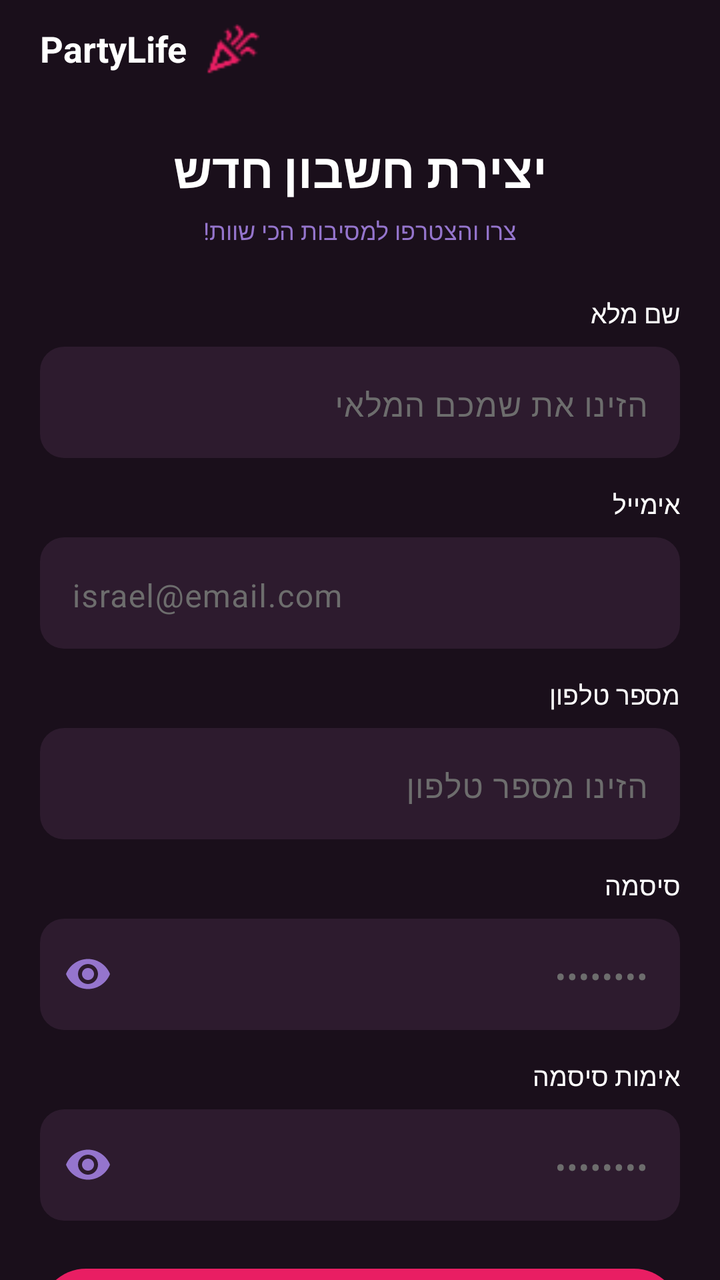
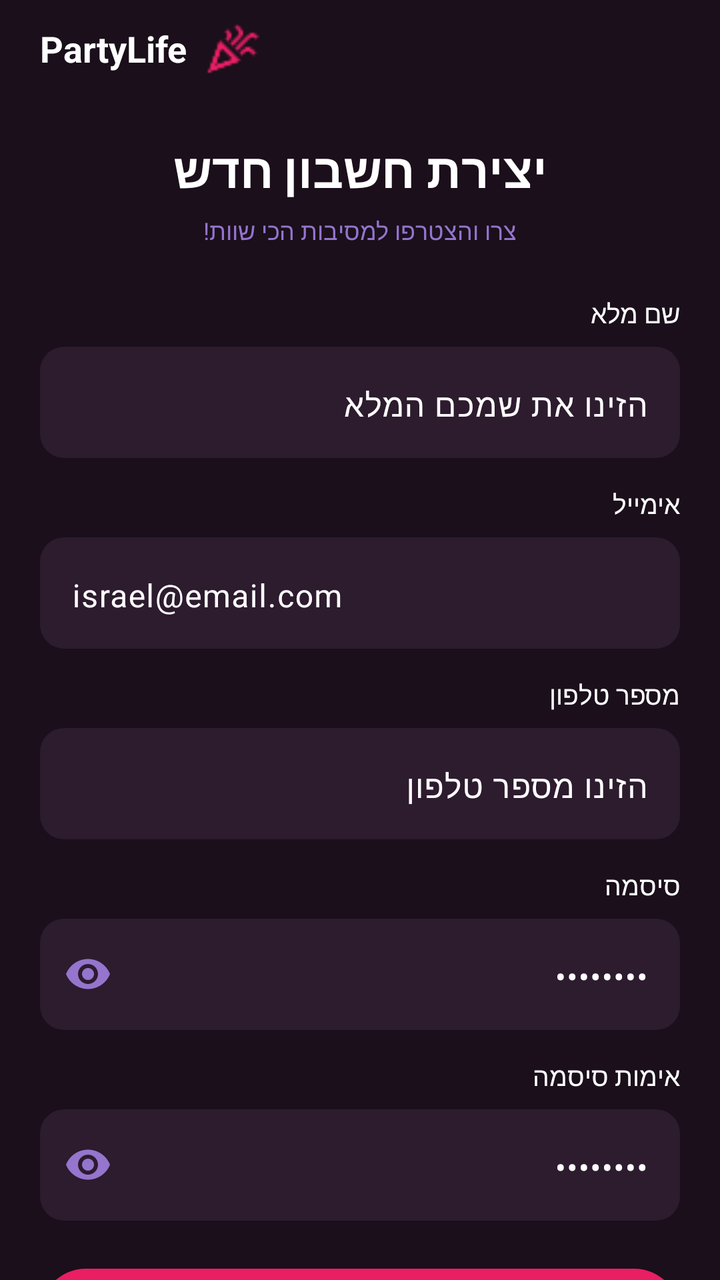

Before-and-after screenshots of an Android layout around one commit, followed by the original layout XML and the change that was made.
<!-- AndroidManifest.xml: application theme Theme.PartyLife -->
<!-- res/layout/activity_register_page.xml -->
<?xml version="1.0" encoding="utf-8"?>
<ScrollView xmlns:android="http://schemas.android.com/apk/res/android"
    xmlns:app="http://schemas.android.com/apk/res-auto"
    android:layout_width="match_parent"
    android:layout_height="match_parent"
    android:background="#1A0F1B"
    android:fillViewport="true"
    android:id="@+id/registerpage"
    android:scrollbars="none">

    <androidx.constraintlayout.widget.ConstraintLayout
        android:layout_width="match_parent"
        android:layout_height="wrap_content"
        android:paddingStart="20dp"
        android:paddingEnd="20dp"
        android:paddingTop="12dp"
        android:paddingBottom="32dp"
        android:layoutDirection="rtl">

        
        <TextView
            android:id="@+id/tvAppTitle"
            android:layout_width="wrap_content"
            android:layout_height="wrap_content"
            android:text="PartyLife"
            android:textColor="#FFFFFF"
            android:textSize="18sp"
            android:textStyle="bold"
            app:layout_constraintEnd_toEndOf="parent"
            app:layout_constraintTop_toTopOf="parent" />

        <ImageView
            android:id="@+id/ivAppIcon"
            android:layout_width="28dp"
            android:layout_height="28dp"
            android:layout_marginEnd="8dp"
            android:src="@drawable/logo"
            app:layout_constraintBottom_toBottomOf="@id/tvAppTitle"
            app:layout_constraintEnd_toStartOf="@id/tvAppTitle"
            app:layout_constraintTop_toTopOf="@id/tvAppTitle"
            app:tint="#E91E63" />

        
        <TextView
            android:id="@+id/tvTitle"
            android:layout_width="0dp"
            android:layout_height="wrap_content"
            android:layout_marginTop="32dp"
            android:text="יצירת חשבון חדש"
            android:textColor="#FFFFFF"
            android:textSize="24sp"
            android:textStyle="bold"
            android:gravity="center"
            app:layout_constraintEnd_toEndOf="parent"
            app:layout_constraintStart_toStartOf="parent"
            app:layout_constraintTop_toBottomOf="@id/tvAppTitle" />

        <TextView
            android:id="@+id/tvSubtitle"
            android:layout_width="0dp"
            android:layout_height="wrap_content"
            android:layout_marginTop="6dp"
            android:text="צרו והצטרפו למסיבות הכי שוות!"
            android:textColor="#9575CD"
            android:textSize="12sp"
            android:gravity="center"
            app:layout_constraintEnd_toEndOf="parent"
            app:layout_constraintStart_toStartOf="parent"
            app:layout_constraintTop_toBottomOf="@id/tvTitle" />

        
        <TextView
            android:id="@+id/tvNameLabel"
            android:layout_width="0dp"
            android:layout_height="wrap_content"
            android:layout_marginTop="24dp"
            android:text="שם מלא"
            android:textColor="#FFFFFF"
            android:textSize="13sp"
            android:gravity="start"
            app:layout_constraintEnd_toEndOf="parent"
            app:layout_constraintStart_toStartOf="parent"
            app:layout_constraintTop_toBottomOf="@id/tvSubtitle" />

        <com.google.android.material.textfield.TextInputLayout
            android:id="@+id/tilFullName"
            android:layout_width="0dp"
            android:layout_height="wrap_content"
            android:layout_marginTop="8dp"
            android:hint="הזינו את שמכם המלאי"
            android:textColorHint="#6D6D6D"
            app:boxBackgroundColor="#2D1B2E"
            app:boxBackgroundMode="filled"
            app:boxCornerRadiusBottomEnd="12dp"
            app:boxCornerRadiusBottomStart="12dp"
            app:boxCornerRadiusTopEnd="12dp"
            app:boxCornerRadiusTopStart="12dp"
            app:boxStrokeWidth="0dp"
            app:hintTextColor="#6D6D6D"
            app:layout_constraintEnd_toEndOf="parent"
            app:layout_constraintStart_toStartOf="parent"
            app:layout_constraintTop_toBottomOf="@id/tvNameLabel">

            <com.google.android.material.textfield.TextInputEditText
                android:id="@+id/etFullName"
                android:layout_width="match_parent"
                android:layout_height="wrap_content"
                android:inputType="textPersonName"
                android:textColor="#FFFFFF"
                android:textColorHint="#6D6D6D"
                android:gravity="start" />

        </com.google.android.material.textfield.TextInputLayout>

        
        <TextView
            android:id="@+id/tvEmailLabel"
            android:layout_width="0dp"
            android:layout_height="wrap_content"
            android:layout_marginTop="14dp"
            android:text="אימייל"
            android:textColor="#FFFFFF"
            android:textSize="13sp"
            android:gravity="start"
            app:layout_constraintEnd_toEndOf="parent"
            app:layout_constraintStart_toStartOf="parent"
            app:layout_constraintTop_toBottomOf="@id/tilFullName" />

        <com.google.android.material.textfield.TextInputLayout
            android:id="@+id/tilEmail"
            android:layout_width="0dp"
            android:layout_height="wrap_content"
            android:layout_marginTop="8dp"
            android:hint="israel@email.com"
            android:textColorHint="#6D6D6D"
            app:boxBackgroundColor="#2D1B2E"
            app:boxBackgroundMode="filled"
            app:boxCornerRadiusBottomEnd="12dp"
            app:boxCornerRadiusBottomStart="12dp"
            app:boxCornerRadiusTopEnd="12dp"
            app:boxCornerRadiusTopStart="12dp"
            app:boxStrokeWidth="0dp"
            app:hintTextColor="#6D6D6D"
            app:layout_constraintEnd_toEndOf="parent"
            app:layout_constraintStart_toStartOf="parent"
            app:layout_constraintTop_toBottomOf="@id/tvEmailLabel">

            <com.google.android.material.textfield.TextInputEditText
                android:id="@+id/etEmail"
                android:layout_width="match_parent"
                android:layout_height="wrap_content"
                android:inputType="textEmailAddress"
                android:textColor="#FFFFFF"
                android:textColorHint="#6D6D6D"
                android:gravity="start" />

        </com.google.android.material.textfield.TextInputLayout>

        
        <TextView
            android:id="@+id/tvPhoneLabel"
            android:layout_width="0dp"
            android:layout_height="wrap_content"
            android:layout_marginTop="14dp"
            android:text="מספר טלפון"
            android:textColor="#FFFFFF"
            android:textSize="13sp"
            android:gravity="start"
            app:layout_constraintEnd_toEndOf="parent"
            app:layout_constraintStart_toStartOf="parent"
            app:layout_constraintTop_toBottomOf="@id/tilEmail" />

        <com.google.android.material.textfield.TextInputLayout
            android:id="@+id/tilPhone"
            android:layout_width="0dp"
            android:layout_height="wrap_content"
            android:layout_marginTop="8dp"
            android:hint="הזינו מספר טלפון"
            android:textColorHint="#6D6D6D"
            app:boxBackgroundColor="#2D1B2E"
            app:boxBackgroundMode="filled"
            app:boxCornerRadiusBottomEnd="12dp"
            app:boxCornerRadiusBottomStart="12dp"
            app:boxCornerRadiusTopEnd="12dp"
            app:boxCornerRadiusTopStart="12dp"
            app:boxStrokeWidth="0dp"
            app:hintTextColor="#6D6D6D"
            app:layout_constraintEnd_toEndOf="parent"
            app:layout_constraintStart_toStartOf="parent"
            app:layout_constraintTop_toBottomOf="@id/tvPhoneLabel">

            <com.google.android.material.textfield.TextInputEditText
                android:id="@+id/etPhone"
                android:layout_width="match_parent"
                android:layout_height="wrap_content"
                android:inputType="phone"
                android:textColor="#FFFFFF"
                android:textColorHint="#6D6D6D"
                android:gravity="start" />

        </com.google.android.material.textfield.TextInputLayout>

        
        <TextView
            android:id="@+id/tvPasswordLabel"
            android:layout_width="0dp"
            android:layout_height="wrap_content"
            android:layout_marginTop="14dp"
            android:text="סיסמה"
            android:textColor="#FFFFFF"
            android:textSize="13sp"
            android:gravity="start"
            app:layout_constraintEnd_toEndOf="parent"
            app:layout_constraintStart_toStartOf="parent"
            app:layout_constraintTop_toBottomOf="@id/tilPhone" />

        <com.google.android.material.textfield.TextInputLayout
            android:id="@+id/tilPassword"
            android:layout_width="0dp"
            android:layout_height="wrap_content"
            android:layout_marginTop="8dp"
            android:hint="••••••••"
            android:textColorHint="#6D6D6D"
            app:boxBackgroundColor="#2D1B2E"
            app:boxBackgroundMode="filled"
            app:boxCornerRadiusBottomEnd="12dp"
            app:boxCornerRadiusBottomStart="12dp"
            app:boxCornerRadiusTopEnd="12dp"
            app:boxCornerRadiusTopStart="12dp"
            app:boxStrokeWidth="0dp"
            app:endIconMode="password_toggle"
            app:endIconTint="#9575CD"
            app:hintTextColor="#6D6D6D"
            app:layout_constraintEnd_toEndOf="parent"
            app:layout_constraintStart_toStartOf="parent"
            app:layout_constraintTop_toBottomOf="@id/tvPasswordLabel">

            <com.google.android.material.textfield.TextInputEditText
                android:id="@+id/etPassword"
                android:layout_width="match_parent"
                android:layout_height="wrap_content"
                android:inputType="textPassword"
                android:textColor="#FFFFFF"
                android:textColorHint="#6D6D6D"
                android:gravity="start" />

        </com.google.android.material.textfield.TextInputLayout>

        
        <TextView
            android:id="@+id/tvConfirmPasswordLabel"
            android:layout_width="0dp"
            android:layout_height="wrap_content"
            android:layout_marginTop="14dp"
            android:text="אימות סיסמה"
            android:textColor="#FFFFFF"
            android:textSize="13sp"
            android:gravity="start"
            app:layout_constraintEnd_toEndOf="parent"
            app:layout_constraintStart_toStartOf="parent"
            app:layout_constraintTop_toBottomOf="@id/tilPassword" />

        <com.google.android.material.textfield.TextInputLayout
            android:id="@+id/tilConfirmPassword"
            android:layout_width="0dp"
            android:layout_height="wrap_content"
            android:layout_marginTop="8dp"
            android:hint="••••••••"
            android:textColorHint="#6D6D6D"
            app:boxBackgroundColor="#2D1B2E"
            app:boxBackgroundMode="filled"
            app:boxCornerRadiusBottomEnd="12dp"
            app:boxCornerRadiusBottomStart="12dp"
            app:boxCornerRadiusTopEnd="12dp"
            app:boxCornerRadiusTopStart="12dp"
            app:boxStrokeWidth="0dp"
            app:endIconMode="password_toggle"
            app:endIconTint="#9575CD"
            app:hintTextColor="#6D6D6D"
            app:layout_constraintEnd_toEndOf="parent"
            app:layout_constraintStart_toStartOf="parent"
            app:layout_constraintTop_toBottomOf="@id/tvConfirmPasswordLabel">

            <com.google.android.material.textfield.TextInputEditText
                android:id="@+id/etConfirmPassword"
                android:layout_width="match_parent"
                android:layout_height="wrap_content"
                android:inputType="textPassword"
                android:textColor="#FFFFFF"
                android:textColorHint="#6D6D6D"
                android:gravity="start" />

        </com.google.android.material.textfield.TextInputLayout>

        
        <com.google.android.material.button.MaterialButton
            android:id="@+id/btnRegister"
            android:layout_width="0dp"
            android:layout_height="54dp"
            android:layout_marginTop="20dp"
            android:text="הרשמה"
            android:textColor="#FFFFFF"
            android:textSize="16sp"
            android:textStyle="bold"
            app:backgroundTint="#E91E63"
            app:cornerRadius="27dp"
            app:layout_constraintEnd_toEndOf="parent"
            app:layout_constraintStart_toStartOf="parent"
            app:layout_constraintTop_toBottomOf="@id/tilConfirmPassword" />

        
        <TextView
            android:id="@+id/tvLoginLink"
            android:layout_width="wrap_content"
            android:layout_height="wrap_content"
            android:layout_marginTop="14dp"
            android:layout_marginBottom="20dp"
            android:text="כבר יש לכם/ן חשבון? התחברו ✓"
            android:textColor="#9575CD"
            android:textSize="13sp"
            app:layout_constraintEnd_toEndOf="parent"
            app:layout_constraintStart_toStartOf="parent"
            app:layout_constraintTop_toBottomOf="@id/btnRegister" />

    </androidx.constraintlayout.widget.ConstraintLayout>

</ScrollView>
<!-- resources referenced by this layout -->
<resources>
  <!-- drawable logo: png bitmap (drawable, 761 bytes) -->
  <style name="Theme.PartyLife" parent="Base.Theme.PartyLife" />
  <style name="Base.Theme.PartyLife" parent="Theme.Material3.DayNight.NoActionBar">
          
          
  
      </style>
</resources>

<!-- the commit's change to res/layout/activity_register_page.xml (unified diff, before → after) -->
@@ -84,19 +84,18 @@
 
         <com.google.android.material.textfield.TextInputLayout
             android:id="@+id/tilFullName"
-            android:layout_width="0dp"
-            android:layout_height="wrap_content"
-            android:layout_marginTop="8dp"
-            android:hint="הזינו את שמכם המלאי"
-            android:textColorHint="#6D6D6D"
-            app:boxBackgroundColor="#2D1B2E"
-            app:boxBackgroundMode="filled"
-            app:boxCornerRadiusBottomEnd="12dp"
-            app:boxCornerRadiusBottomStart="12dp"
-            app:boxCornerRadiusTopEnd="12dp"
-            app:boxCornerRadiusTopStart="12dp"
-            app:boxStrokeWidth="0dp"
-            app:hintTextColor="#6D6D6D"
+            style="@style/ThemeOverlay.App.TextInputLayout.WhiteText"
+            android:layout_width="0dp"
+            android:layout_height="wrap_content"
+            android:layout_marginTop="8dp"
+            android:hint="הזינו את שמכם המלא"
+            app:boxBackgroundColor="#2D1B2E"
+            app:boxBackgroundMode="filled"
+            app:boxCornerRadiusBottomEnd="12dp"
+            app:boxCornerRadiusBottomStart="12dp"
+            app:boxCornerRadiusTopEnd="12dp"
+            app:boxCornerRadiusTopStart="12dp"
+            app:boxStrokeWidth="0dp"
             app:layout_constraintEnd_toEndOf="parent"
             app:layout_constraintStart_toStartOf="parent"
             app:layout_constraintTop_toBottomOf="@id/tvNameLabel">
@@ -106,8 +105,6 @@
                 android:layout_width="match_parent"
                 android:layout_height="wrap_content"
                 android:inputType="textPersonName"
-                android:textColor="#FFFFFF"
-                android:textColorHint="#6D6D6D"
                 android:gravity="start" />
 
         </com.google.android.material.textfield.TextInputLayout>
@@ -128,19 +125,18 @@
 
         <com.google.android.material.textfield.TextInputLayout
             android:id="@+id/tilEmail"
+            style="@style/ThemeOverlay.App.TextInputLayout.WhiteText"
             android:layout_width="0dp"
             android:layout_height="wrap_content"
             android:layout_marginTop="8dp"
             android:hint="israel@email.com"
-            android:textColorHint="#6D6D6D"
-            app:boxBackgroundColor="#2D1B2E"
-            app:boxBackgroundMode="filled"
-            app:boxCornerRadiusBottomEnd="12dp"
-            app:boxCornerRadiusBottomStart="12dp"
-            app:boxCornerRadiusTopEnd="12dp"
-            app:boxCornerRadiusTopStart="12dp"
-            app:boxStrokeWidth="0dp"
-            app:hintTextColor="#6D6D6D"
+            app:boxBackgroundColor="#2D1B2E"
+            app:boxBackgroundMode="filled"
+            app:boxCornerRadiusBottomEnd="12dp"
+            app:boxCornerRadiusBottomStart="12dp"
+            app:boxCornerRadiusTopEnd="12dp"
+            app:boxCornerRadiusTopStart="12dp"
+            app:boxStrokeWidth="0dp"
             app:layout_constraintEnd_toEndOf="parent"
             app:layout_constraintStart_toStartOf="parent"
             app:layout_constraintTop_toBottomOf="@id/tvEmailLabel">
@@ -150,8 +146,6 @@
                 android:layout_width="match_parent"
                 android:layout_height="wrap_content"
                 android:inputType="textEmailAddress"
-                android:textColor="#FFFFFF"
-                android:textColorHint="#6D6D6D"
                 android:gravity="start" />
 
         </com.google.android.material.textfield.TextInputLayout>
@@ -172,19 +166,18 @@
 
         <com.google.android.material.textfield.TextInputLayout
             android:id="@+id/tilPhone"
+            style="@style/ThemeOverlay.App.TextInputLayout.WhiteText"
             android:layout_width="0dp"
             android:layout_height="wrap_content"
             android:layout_marginTop="8dp"
             android:hint="הזינו מספר טלפון"
-            android:textColorHint="#6D6D6D"
-            app:boxBackgroundColor="#2D1B2E"
-            app:boxBackgroundMode="filled"
-            app:boxCornerRadiusBottomEnd="12dp"
-            app:boxCornerRadiusBottomStart="12dp"
-            app:boxCornerRadiusTopEnd="12dp"
-            app:boxCornerRadiusTopStart="12dp"
-            app:boxStrokeWidth="0dp"
-            app:hintTextColor="#6D6D6D"
+            app:boxBackgroundColor="#2D1B2E"
+            app:boxBackgroundMode="filled"
+            app:boxCornerRadiusBottomEnd="12dp"
+            app:boxCornerRadiusBottomStart="12dp"
+            app:boxCornerRadiusTopEnd="12dp"
+            app:boxCornerRadiusTopStart="12dp"
+            app:boxStrokeWidth="0dp"
             app:layout_constraintEnd_toEndOf="parent"
             app:layout_constraintStart_toStartOf="parent"
             app:layout_constraintTop_toBottomOf="@id/tvPhoneLabel">
@@ -194,8 +187,6 @@
                 android:layout_width="match_parent"
                 android:layout_height="wrap_content"
                 android:inputType="phone"
-                android:textColor="#FFFFFF"
-                android:textColorHint="#6D6D6D"
                 android:gravity="start" />
 
         </com.google.android.material.textfield.TextInputLayout>
@@ -216,11 +207,11 @@
 
         <com.google.android.material.textfield.TextInputLayout
             android:id="@+id/tilPassword"
+            style="@style/ThemeOverlay.App.TextInputLayout.WhiteText"
             android:layout_width="0dp"
             android:layout_height="wrap_content"
             android:layout_marginTop="8dp"
             android:hint="••••••••"
-            android:textColorHint="#6D6D6D"
             app:boxBackgroundColor="#2D1B2E"
             app:boxBackgroundMode="filled"
             app:boxCornerRadiusBottomEnd="12dp"
@@ -230,7 +221,6 @@
             app:boxStrokeWidth="0dp"
             app:endIconMode="password_toggle"
             app:endIconTint="#9575CD"
-            app:hintTextColor="#6D6D6D"
             app:layout_constraintEnd_toEndOf="parent"
             app:layout_constraintStart_toStartOf="parent"
             app:layout_constraintTop_toBottomOf="@id/tvPasswordLabel">
@@ -240,8 +230,6 @@
                 android:layout_width="match_parent"
                 android:layout_height="wrap_content"
                 android:inputType="textPassword"
-                android:textColor="#FFFFFF"
-                android:textColorHint="#6D6D6D"
                 android:gravity="start" />
 
         </com.google.android.material.textfield.TextInputLayout>
@@ -262,11 +250,11 @@
 
         <com.google.android.material.textfield.TextInputLayout
             android:id="@+id/tilConfirmPassword"
+            style="@style/ThemeOverlay.App.TextInputLayout.WhiteText"
             android:layout_width="0dp"
             android:layout_height="wrap_content"
             android:layout_marginTop="8dp"
             android:hint="••••••••"
-            android:textColorHint="#6D6D6D"
             app:boxBackgroundColor="#2D1B2E"
             app:boxBackgroundMode="filled"
             app:boxCornerRadiusBottomEnd="12dp"
@@ -276,7 +264,6 @@
             app:boxStrokeWidth="0dp"
             app:endIconMode="password_toggle"
             app:endIconTint="#9575CD"
-            app:hintTextColor="#6D6D6D"
             app:layout_constraintEnd_toEndOf="parent"
             app:layout_constraintStart_toStartOf="parent"
             app:layout_constraintTop_toBottomOf="@id/tvConfirmPasswordLabel">
@@ -286,8 +273,6 @@
                 android:layout_width="match_parent"
                 android:layout_height="wrap_content"
                 android:inputType="textPassword"
-                android:textColor="#FFFFFF"
-                android:textColorHint="#6D6D6D"
                 android:gravity="start" />
 
         </com.google.android.material.textfield.TextInputLayout>
<!-- resource entries referenced after the edit -->
@@ -1,10 +1,13 @@
 <!-- resources referenced by this layout -->
 <resources>
   <!-- drawable logo: png bitmap (drawable, 761 bytes) -->
+  <style name="ThemeOverlay.App.TextInputLayout.WhiteText" parent="">
+          <item name="android:textColorPrimary">#FFFFFF</item>
+          <item name="android:textColorHint">#FFFFFF</item> 
+      </style>
   <style name="Theme.PartyLife" parent="Base.Theme.PartyLife" />
-  <style name="Base.Theme.PartyLife" parent="Theme.Material3.DayNight.NoActionBar">
-          
-          
+  <style name="Base.Theme.PartyLife" parent="Theme.Material3.Dark.NoActionBar">
+        
   
       </style>
 </resources>
